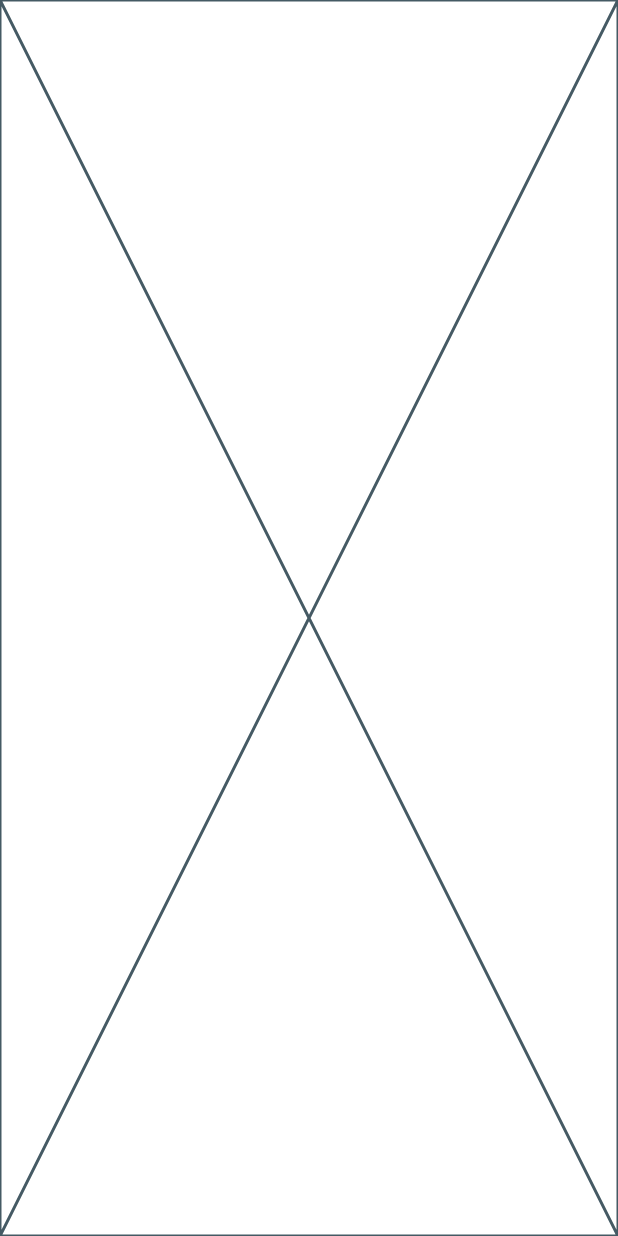
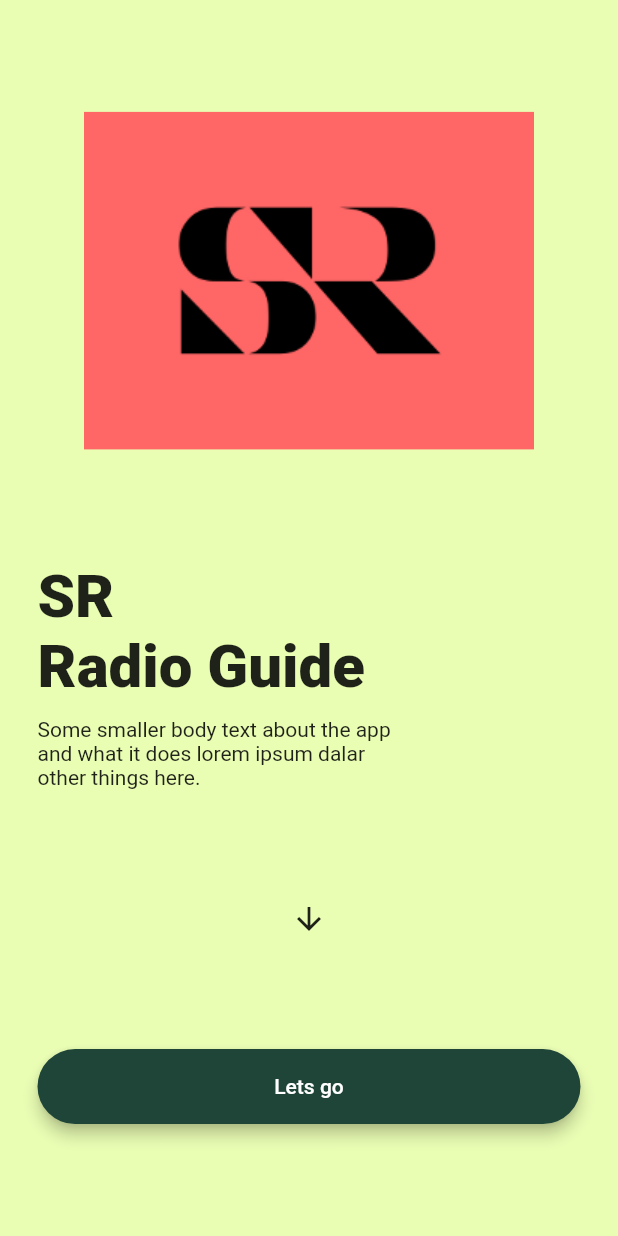
Before and after one commit to emilakerman/radio_guide, a Flutter app: the screen it shows after launch, on a phone screen of 412 x 824 dp. Run offline on Flutter 3.47's test engine with Material 2 defaults, Android fonts, the phone set to English and light mode, and no system bars; our stand-ins replace audioplayers, dio, go_router.

Commit message:
made the whole app basically

```diff
--- a/lib/constants/app_colors.dart
+++ b/lib/constants/app_colors.dart
@@ -7,4 +7,5 @@ class AppColors {
   static const additional = Color(0xff1E4538);
   static const white = Colors.white;
   static const black = Colors.black;
+  static const transparent = Colors.transparent;
 }
--- a/lib/main.dart
+++ b/lib/main.dart
@@ -1,4 +1,8 @@
 import 'package:flutter/material.dart';
+import 'package:radio_guide/constants/app_colors.dart';
+import 'package:radio_guide/pages/list_of_channels_screen.dart';
+import 'package:radio_guide/pages/start_page.dart';
+import 'package:radio_guide/routing/app_router.dart';
 
 void main() {
   runApp(const MyApp());
@@ -9,6 +13,13 @@ class MyApp extends StatelessWidget {
 
   @override
   Widget build(BuildContext context) {
-    return const Placeholder();
+    return MaterialApp.router(
+      routerConfig: router,
+
+      // home: Scaffold(
+      //   backgroundColor: AppColors.primary,
+      //   body: StartPage(),
+      // ),
+    );
   }
 }
--- /dev/null
+++ b/lib/pages/start_page.dart
@@ -0,0 +1,71 @@
+import 'package:flutter/material.dart';
+import 'package:go_router/go_router.dart';
+import 'package:radio_guide/constants/app_colors.dart';
+import 'package:radio_guide/routing/app_routes.dart';
+
+class StartPage extends StatelessWidget {
+  const StartPage({super.key});
+
+  @override
+  Widget build(BuildContext context) {
+    return Scaffold(
+      backgroundColor: AppColors.primary,
+      body: Center(
+        child: Column(
+          mainAxisAlignment: MainAxisAlignment.spaceEvenly,
+          children: [
+            Container(
+              color: AppColors.secondary,
+              child: const Image(
+                image: AssetImage("assets/images/sr.png"),
+              ),
+            ),
+            const Padding(
+              padding: EdgeInsets.only(left: 25),
+              child: Column(
+                children: [
+                  Row(
+                    children: [
+                      Text(
+                        "SR\nRadio Guide",
+                        style: TextStyle(
+                          fontSize: 40,
+                          fontWeight: FontWeight.w800,
+                        ),
+                      ),
+                    ],
+                  ),
+                  SizedBox(
+                    height: 10,
+                  ),
+                  Row(
+                    children: [
+                      Text(
+                          "Some smaller body text about the app\nand what it does lorem ipsum dalar\nother things here."),
+                    ],
+                  )
+                ],
+              ),
+            ),
+            const Icon(Icons.arrow_downward),
+            Container(
+              padding: const EdgeInsets.symmetric(horizontal: 25),
+              width: double.infinity,
+              height: 50,
+              child: ElevatedButton(
+                onPressed: () => context.goNamed(AppRoutes.channels.name),
+                child: const Text("Lets go"),
+                style: ElevatedButton.styleFrom(
+                  backgroundColor: AppColors.additional,
+                  elevation: 4,
+                  shadowColor: AppColors.black,
+                  shape: const StadiumBorder(),
+                ),
+              ),
+            ),
+          ],
+        ),
+      ),
+    );
+  }
+}
--- /dev/null
+++ b/lib/routing/app_router.dart
@@ -0,0 +1,35 @@
+import 'package:flutter/material.dart';
+import 'package:go_router/go_router.dart';
+import 'package:radio_guide/pages/list_of_channels_screen.dart';
+import 'package:radio_guide/pages/list_of_programs_screen.dart';
+import 'package:radio_guide/pages/start_page.dart';
+import 'package:radio_guide/routing/app_routes.dart';
+
+final GlobalKey<NavigatorState> _rootNavigatorKey = GlobalKey<NavigatorState>();
+
+final GoRouter router = GoRouter(
+  navigatorKey: _rootNavigatorKey,
+  initialLocation: '/',
+  routes: [
+    GoRoute(
+      path: '/',
+      name: AppRoutes.root.name,
+      builder: (BuildContext context, GoRouterState state) => StartPage(),
+      routes: [
+        GoRoute(
+          path: 'channels',
+          name: AppRoutes.channels.name,
+          builder: (BuildContext context, GoRouterState state) => ListOfChannelsScreen(),
+          routes: [
+            GoRoute(
+              path: 'programs',
+              name: AppRoutes.programs.name,
+              builder: (BuildContext context, GoRouterState state) =>
+                  ListOfProgramsScreen(channel: state.extra as int),
+            ),
+          ],
+        ),
+      ],
+    ),
+  ],
+);
--- /dev/null
+++ b/lib/routing/app_routes.dart
@@ -0,0 +1,5 @@
+enum AppRoutes {
+  root,
+  channels,
+  programs,
+}
```
Also changed, not shown: lib/pages/list_of_channels_screen.dart (added, +122 -0 lines), lib/pages/list_of_programs_screen.dart (added, +146 -0 lines), lib/sr_api_services.dart (added, +49 -0 lines), pubspec.yaml (+6 -3 lines), assets/images/sr.png (added), pubspec.lock, 14 other files.
